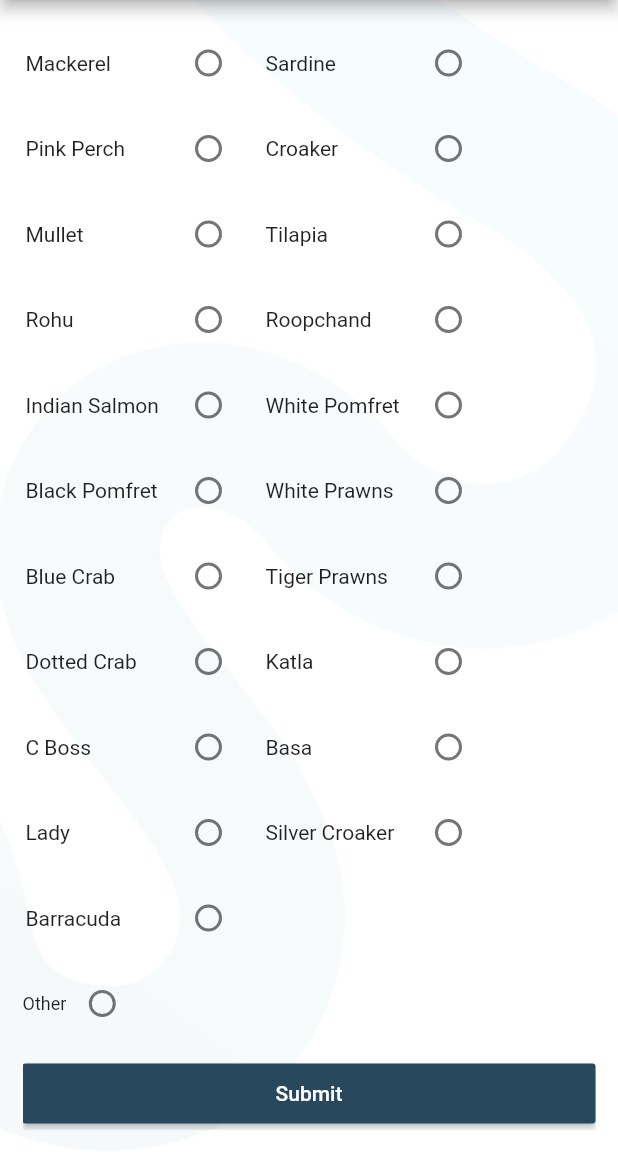
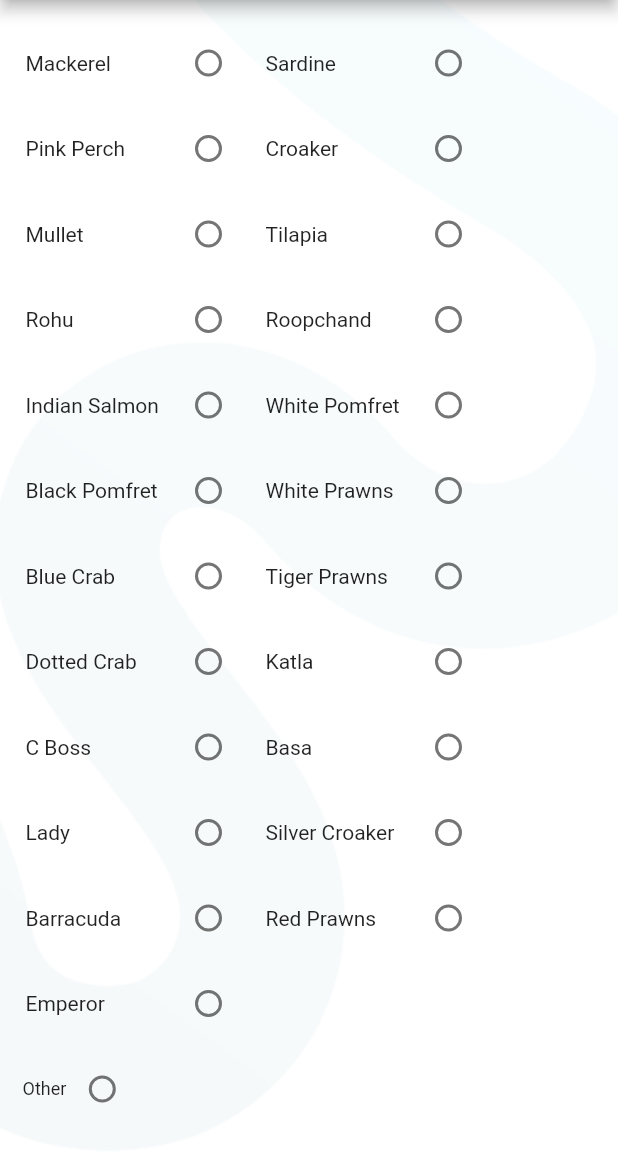
Before and after one commit to KumarAbhinav01/qzense_fish_data, a Flutter app: the MyHomePage screen opened directly with empty values, scrolled down 381 dp, on a phone screen of 412 x 824 dp, the part 84-1236 px from its top. Run offline on Flutter 3.47's test engine with Material 2 defaults, Android fonts, the phone set to English and light mode, and no system bars; our stand-ins replace image_picker.

Commit message:
New Labels Added

```diff
--- a/lib/MyHomePage.dart
+++ b/lib/MyHomePage.dart
@@ -45,6 +45,8 @@ class _MyHomePageState extends State<MyHomePage> {
     'Lady',
     'Silver Croaker',
     'Barracuda',
+    'Red Prawns',
+    'Emperor',
     'Other'
   ];
 
@@ -499,6 +501,16 @@ class _MyHomePageState extends State<MyHomePage> {
                           fishType: 'barracuda',
                           labelText: 'Barracuda',
                         ),
+                      ),SizedBox(
+                        child: buildFishTypeContainer(
+                          fishType: 'red prawns',
+                          labelText: 'Red Prawns',
+                        ),
+                      ),SizedBox(
+                        child: buildFishTypeContainer(
+                          fishType: 'emperor',
+                          labelText: 'Emperor',
+                        ),
                       ),
                       Row(
                         mainAxisAlignment: MainAxisAlignment.start,
```
